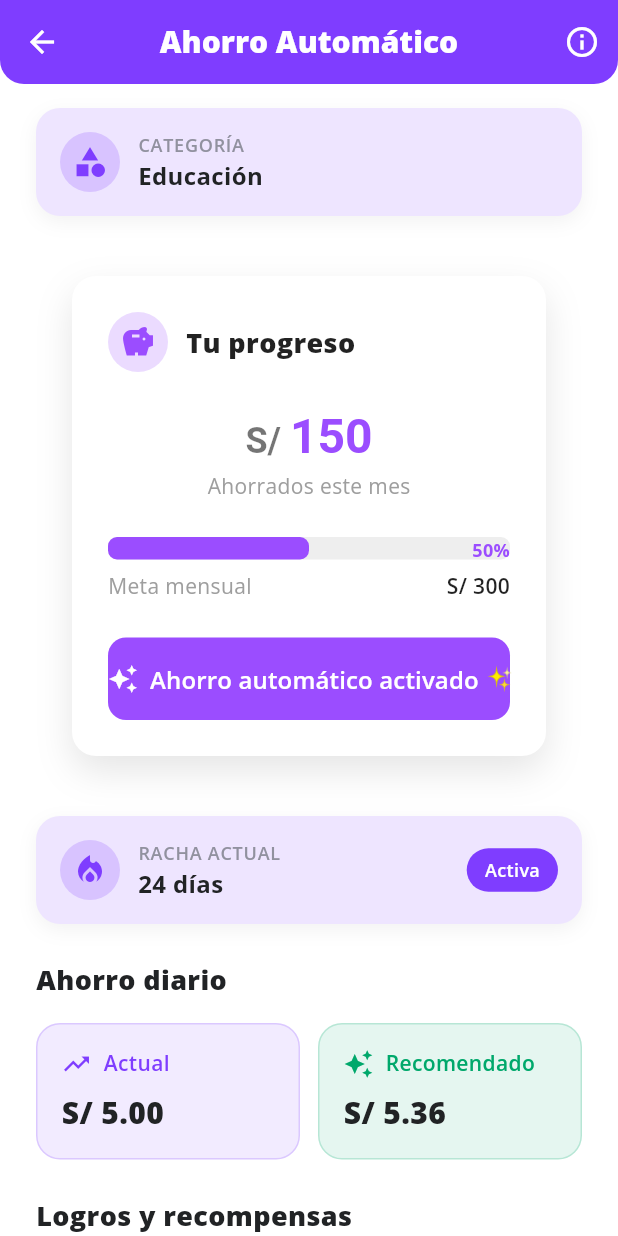
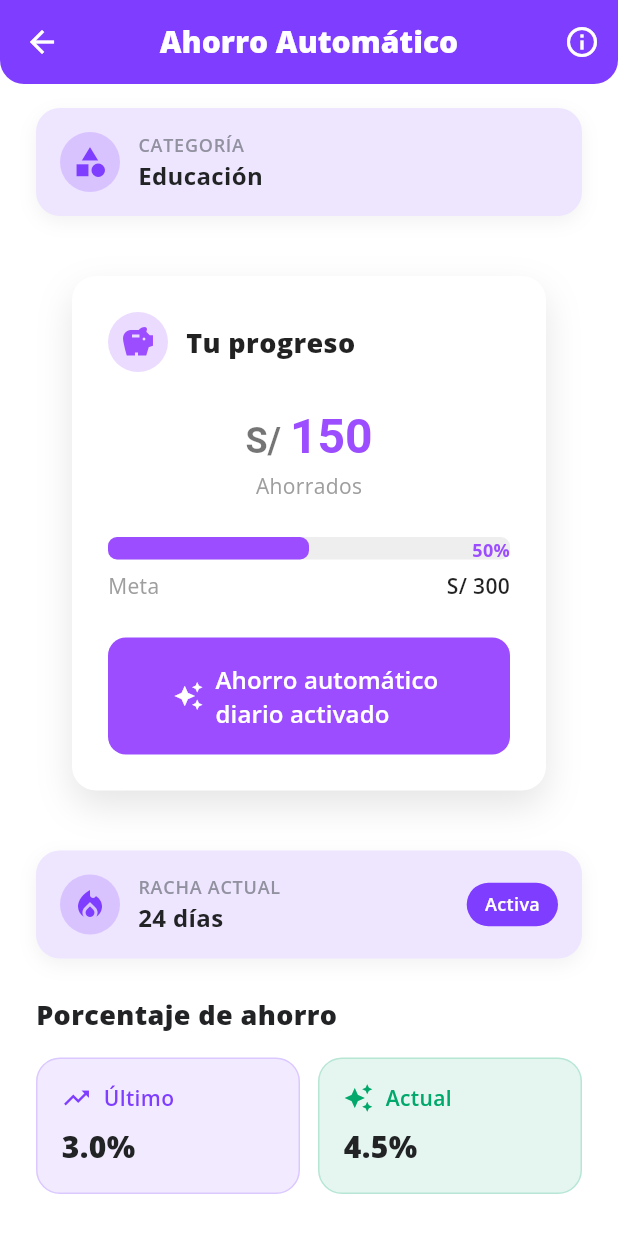
Before and after one commit to HackathonBCP/bcp_frontend, a Flutter app: the AutomateSaveViewScreen screen opened by its route, on a phone screen of 412 x 824 dp. Run offline on Flutter 3.47's test engine with Material 3 defaults, Android fonts, the phone set to English and light mode, and no system bars; our stand-ins replace flutter_animate, google_fonts, lucide_icons.

Commit message:
fix: Update savings automate view

```diff
--- a/lib/src/automate_save/presentation/screens/automate_save_settings_screen.dart
+++ b/lib/src/automate_save/presentation/screens/automate_save_settings_screen.dart
@@ -484,7 +484,7 @@ class _AutomateSaveSettingsScreenState
                     }
                     if (percentage < 0 ||
                         percentage > _maxRecommendedPercentage) {
-                      return 'Debe ser entre 0% y ${_maxRecommendedPercentage}%';
+                      return 'Debe ser entre 0% y $_maxRecommendedPercentage%';
                     }
                     return null;
                   },
@@ -617,7 +617,7 @@ class _AutomateSaveSettingsScreenState
       child: ElevatedButton(
         onPressed: () {
           if (_formKey.currentState?.validate() ?? false) {
-            Navigator.pushNamed(context, '/categories');
+            Navigator.pushNamed(context, '/automate_save_view');
           }
         },
         style: ElevatedButton.styleFrom(
@@ -652,7 +652,7 @@ class _AutomateSaveSettingsScreenState
     return Center(
       child: TextButton(
         onPressed: () {
-          Navigator.pushNamed(context, '/categories');
+          Navigator.pushNamed(context, '/automate_save_view');
         },
         child: const Text(
           'Ver mis categorías de ahorro',
--- a/lib/src/automate_save/presentation/screens/automate_save_view_screen.dart
+++ b/lib/src/automate_save/presentation/screens/automate_save_view_screen.dart
@@ -3,7 +3,8 @@ import 'package:flutter/material.dart';
 class AutomateSaveViewScreen extends StatelessWidget {
   final double savingsThisMonth = 150;
   final double savingsGoal = 300;
-  final double dailySavings = 5.0;
+  final double currentPercentage = 3.0; // 3%
+  final double recommendedPercentage = 4.5; // 4.5%
   final int currentStreak = 24;
   final String category = "Educación";
 
@@ -19,8 +20,6 @@ class AutomateSaveViewScreen extends StatelessWidget {
   @override
   Widget build(BuildContext context) {
     final progress = savingsThisMonth / savingsGoal;
-    final daysRemaining = DateTime.now().day;
-    final dailyTarget = (savingsGoal - savingsThisMonth) / daysRemaining;
 
     return Scaffold(
       backgroundColor: Colors.white,
@@ -32,16 +31,17 @@ class AutomateSaveViewScreen extends StatelessWidget {
           children: [
             _buildCategoryCard(),
             const SizedBox(height: 24),
-            _buildProgressSection(progress),
+            _buildProgressSection(context, progress),
             const SizedBox(height: 24),
             _buildStreakSection(),
             const SizedBox(height: 24),
-            _buildDailySavingsSection(dailyTarget),
+            _buildPercentageSection(),
             const SizedBox(height: 24),
             _buildRewardsSection(),
             const SizedBox(height: 24),
             _buildTipSection(),
             const SizedBox(height: 24),
+            _buildActionButtons(context),
           ],
         ),
       ),
@@ -120,7 +120,7 @@ class AutomateSaveViewScreen extends StatelessWidget {
     );
   }
 
-  Widget _buildProgressSection(double progress) {
+  Widget _buildProgressSection(BuildContext context, double progress) {
     return Padding(
       padding: const EdgeInsets.symmetric(horizontal: 24.0, vertical: 16.0),
       child: Container(
@@ -197,7 +197,7 @@ class AutomateSaveViewScreen extends StatelessWidget {
                         ),
                         const SizedBox(height: 4),
                         const Text(
-                          'Ahorrados este mes',
+                          'Ahorrados',
                           style: TextStyle(
                             fontSize: 14,
                             color: Colors.grey,
@@ -236,7 +236,7 @@ class AutomateSaveViewScreen extends StatelessWidget {
                     mainAxisAlignment: MainAxisAlignment.spaceBetween,
                     children: [
                       Text(
-                        'Meta mensual',
+                        'Meta',
                         style: TextStyle(
                           fontSize: 14,
                           color: Colors.grey,
@@ -258,7 +258,9 @@ class AutomateSaveViewScreen extends StatelessWidget {
               SizedBox(
                 width: double.infinity,
                 child: ElevatedButton(
-                  onPressed: () {},
+                  onPressed: () {
+                    Navigator.pushNamed(context, '/config');
+                  },
                   style: ElevatedButton.styleFrom(
                     backgroundColor: const Color(0xFF9B4DFF),
                     foregroundColor: Colors.white,
@@ -275,16 +277,11 @@ class AutomateSaveViewScreen extends StatelessWidget {
                       Icon(Icons.auto_awesome, size: 20),
                       SizedBox(width: 8),
                       Text(
-                        'Ahorro automático activado',
+                        'Ahorro automático \ndiario activado',
                         style: TextStyle(
                           fontSize: 16,
                           fontWeight: FontWeight.w600,
                         ),
-                      ),
-                      SizedBox(width: 4),
-                      Text(
-                        '✨',
-                        style: TextStyle(fontSize: 16),
                       ),
                     ],
                   ),
@@ -357,29 +354,29 @@ class AutomateSaveViewScreen extends StatelessWidget {
     );
   }
 
-  Widget _buildDailySavingsSection(double dailyTarget) {
+  Widget _buildPercentageSection() {
     return Column(
       crossAxisAlignment: CrossAxisAlignment.start,
       children: [
-        const Text("Ahorro diario",
+        const Text("Porcentaje de ahorro",
             style: TextStyle(
                 fontSize: 18, fontWeight: FontWeight.w800, color: _darkText)),
         const SizedBox(height: 16),
         Row(
           children: [
             Expanded(
-              child: _buildDailySavingsCard(
-                "Actual",
-                dailySavings,
+              child: _buildPercentageCard(
+                "Último",
+                currentPercentage,
                 Icons.trending_up,
                 _accentColor,
               ),
             ),
             const SizedBox(width: 12),
             Expanded(
-              child: _buildDailySavingsCard(
-                "Recomendado",
-                dailyTarget,
+              child: _buildPercentageCard(
+                "Actual",
+                recommendedPercentage,
                 Icons.auto_awesome,
                 _successColor,
               ),
@@ -390,8 +387,8 @@ class AutomateSaveViewScreen extends StatelessWidget {
     );
   }
 
-  Widget _buildDailySavingsCard(
-      String title, double amount, IconData icon, Color color) {
+  Widget _buildPercentageCard(
+      String title, double percentage, IconData icon, Color color) {
     return Container(
       padding: const EdgeInsets.all(16),
       decoration: BoxDecoration(
@@ -412,7 +409,7 @@ class AutomateSaveViewScreen extends StatelessWidget {
             ],
           ),
           const SizedBox(height: 8),
-          Text("S/ ${amount.toStringAsFixed(2)}",
+          Text("${percentage.toStringAsFixed(1)}%",
               style: const TextStyle(
                   fontSize: 20, fontWeight: FontWeight.w800, color: _darkText)),
         ],
@@ -562,4 +559,137 @@ class AutomateSaveViewScreen extends StatelessWidget {
       ),
     );
   }
+
+  Widget _buildActionButtons(BuildContext context) {
+    return Row(
+      children: [
+        Expanded(
+          child: ElevatedButton(
+            onPressed: () {
+              _showDeleteCategoryDialog(context);
+            },
+            style: ElevatedButton.styleFrom(
+              backgroundColor: Colors.white,
+              foregroundColor: Colors.red,
+              shape: RoundedRectangleBorder(
+                borderRadius: BorderRadius.circular(12),
+                side: BorderSide(color: Colors.red.withOpacity(0.3), width: 1),
+              ),
+              padding: const EdgeInsets.symmetric(vertical: 16),
+            ),
+            child: const Row(
+              mainAxisAlignment: MainAxisAlignment.center,
+              children: [
+                Icon(Icons.delete_outline, size: 20),
+                SizedBox(width: 8),
+                Text('Eliminar categoría'),
+              ],
+            ),
+          ),
+        ),
+        const SizedBox(width: 12),
+        Expanded(
+          child: ElevatedButton(
+            onPressed: () {
+              _showWithdrawDialog(context);
+            },
+            style: ElevatedButton.styleFrom(
+              backgroundColor: Colors.white,
+              foregroundColor: _accentColor,
+              shape: RoundedRectangleBorder(
+                borderRadius: BorderRadius.circular(12),
+                side:
+                    BorderSide(color: _accentColor.withOpacity(0.3), width: 1),
+              ),
+              padding: const EdgeInsets.symmetric(vertical: 16),
+            ),
+            child: const Row(
+              mainAxisAlignment: MainAxisAlignment.center,
+              children: [
+                Icon(Icons.money_off, size: 20),
+                SizedBox(width: 8),
+                Text('Retirar dinero'),
+              ],
+            ),
+          ),
+        ),
+      ],
+    );
+  }
+
+  void _showDeleteCategoryDialog(BuildContext context) {
+    showDialog(
+      context: context,
+      builder: (context) => AlertDialog(
+        title: const Text('Eliminar categoría'),
+        content: const Text(
+            '¿Estás seguro que deseas eliminar esta categoría de ahorro?'),
+        actions: [
+          TextButton(
+            onPressed: () => Navigator.pop(context),
+            child: const Text('Cancelar'),
+          ),
+          TextButton(
+            onPressed: () {
+              Navigator.pop(context);
+              // Aquí iría la lógica para eliminar la categoría
+              ScaffoldMessenger.of(context).showSnackBar(
+                const SnackBar(
+                  content: Text('Categoría eliminada correctamente'),
+                  backgroundColor: Colors.green,
+                ),
+              );
+            },
+            child: const Text('Eliminar', style: TextStyle(color: Colors.red)),
+          ),
+        ],
+      ),
+    );
+  }
+
+  void _showWithdrawDialog(BuildContext context) {
+    showDialog(
+      context: context,
+      builder: (context) => AlertDialog(
+        title: const Text('Retirar dinero'),
+        content: const Column(
+          mainAxisSize: MainAxisSize.min,
+          children: [
+            Text('Ingrese el monto que desea retirar:'),
+            SizedBox(height: 16),
+            TextField(
+              decoration: InputDecoration(
+                prefixText: 'S/ ',
+                border: OutlineInputBorder(),
+                hintText: '0.00',
+              ),
+              keyboardType: TextInputType.number,
+            ),
+          ],
+        ),
+        actions: [
+          TextButton(
+            onPressed: () => Navigator.pop(context),
+            child: const Text('Cancelar'),
+          ),
+          ElevatedButton(
+            onPressed: () {
+              Navigator.pop(context);
+              ScaffoldMessenger.of(context).showSnackBar(
+                const SnackBar(
+                  content: Text('Retiro procesado correctamente'),
+                  backgroundColor: Colors.green,
+                ),
+              );
+            },
+            style: ElevatedButton.styleFrom(
+              backgroundColor: _accentColor,
+              foregroundColor: Colors.white,
+            ),
+            child: const Text('Confirmar retiro'),
+          ),
+        ],
+      ),
+    );
+  }
 }
```
